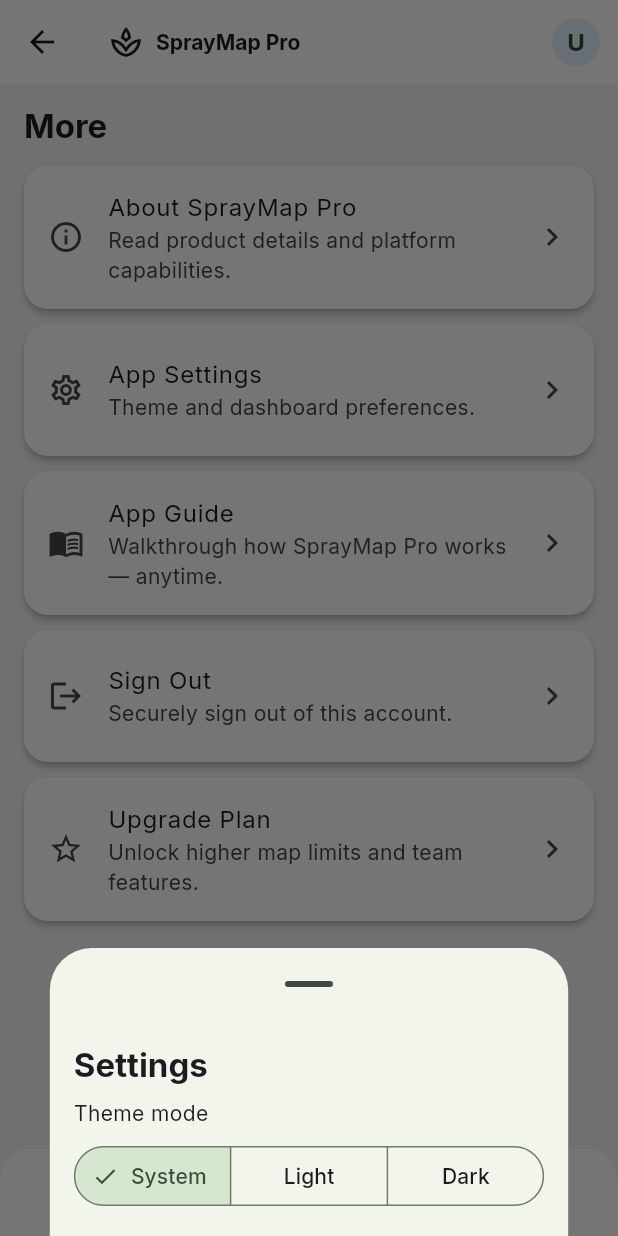
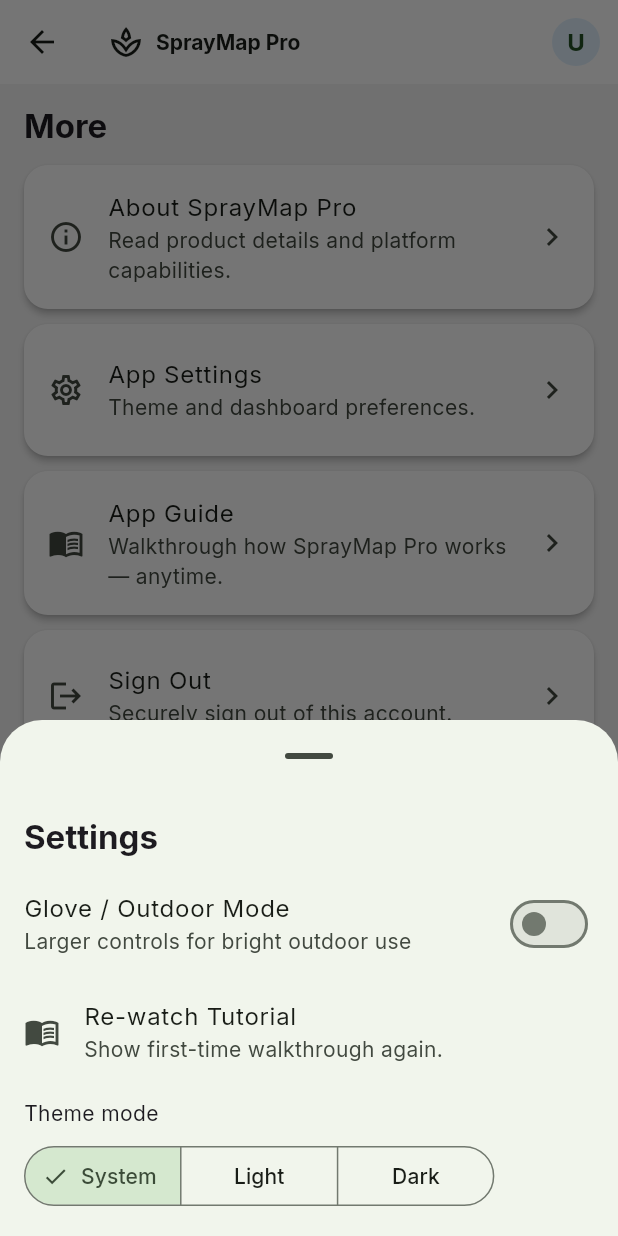
Before and after one commit to Proximateprime/probable-succotash, a Flutter app: the HomeScreen screen opened directly, item 4 of the bottom bar chosen, after a tap on "App Settings", on a phone screen of 412 x 824 dp. Run offline on Flutter 3.47's test engine with Material 3 defaults, Android fonts, the phone set to English and light mode, and no system bars; our stand-ins replace connectivity_plus, file_picker, fl_chart, flutter_animate, flutter_map, geolocator and 13 more; missing offline and left inert: turf; accounts and stored records are empty; network calls fail.

Commit message:
feat: glove/outdoor mode, post-job treatment reminders, onboarding fix, polish

```diff
--- a/lib/screens/home_dashboard.dart
+++ b/lib/screens/home_dashboard.dart
@@ -868,6 +868,7 @@
             overlapThreshold:
                 (latest['overlap_threshold'] as num?)?.toDouble() ??
                     (_userProfile?.overlapThreshold ?? 25),
+            outdoorMode: _outdoorModeEnabled,
           ),
         ),
       );
@@ -959,6 +960,9 @@
       final due = property.nextDue;
       final type = property.treatmentType?.trim();
       if (due == null || type == null || type.isEmpty) continue;
+      // Only show reminder if at least one completed session exists for
+      // this property — before the first job there is no baseline to count from.
+      if (_sessionsForProperty(property.id).isEmpty) continue;
       entries.add(
         _UpcomingTreatmentEntry(
           property: property,
--- a/lib/screens/home_screen.dart
+++ b/lib/screens/home_screen.dart
@@ -4,6 +4,7 @@
 import 'package:latlong2/latlong.dart';
 import 'package:logger/logger.dart';
 import 'package:provider/provider.dart';
+import 'package:shared_preferences/shared_preferences.dart';
 import 'package:url_launcher/url_launcher.dart';
 
 import '../models/property_model.dart';
@@ -40,11 +41,30 @@
   double _totalAcresTracked = 0;
   int _selectedIndex = 0;
   bool _isLoading = true;
+  bool _outdoorModeEnabled = false;
 
   @override
   void initState() {
     super.initState();
+    _loadInteractionPrefs();
     _loadData();
+  }
+
+  Future<void> _loadInteractionPrefs() async {
+    try {
+      final prefs = await SharedPreferences.getInstance();
+      if (!mounted) return;
+      setState(() {
+        _outdoorModeEnabled = prefs.getBool('tracking_outdoor_mode') ?? false;
+      });
+    } catch (_) {}
+  }
+
+  Future<void> _persistInteractionPrefs() async {
+    try {
+      final prefs = await SharedPreferences.getInstance();
+      await prefs.setBool('tracking_outdoor_mode', _outdoorModeEnabled);
+    } catch (_) {}
   }
 
   Future<void> _loadData() async {
@@ -134,7 +154,8 @@
     showModalBottomSheet(
       context: context,
       showDragHandle: true,
-      builder: (context) => SafeArea(
+      builder: (context) => StatefulBuilder(
+        builder: (context, setSheetState) => SafeArea(
           child: Padding(
             padding: const EdgeInsets.all(16),
             child: Column(
@@ -146,6 +167,28 @@
                   style: Theme.of(context).textTheme.titleLarge?.copyWith(
                         fontWeight: FontWeight.w700,
                       ),
+                ),
+                const SizedBox(height: 8),
+                SwitchListTile.adaptive(
+                  contentPadding: EdgeInsets.zero,
+                  title: const Text('Glove / Outdoor Mode'),
+                  subtitle: const Text('Larger controls for bright outdoor use'),
+                  value: _outdoorModeEnabled,
+                  onChanged: (enabled) {
+                    setSheetState(() => _outdoorModeEnabled = enabled);
+                    setState(() => _outdoorModeEnabled = enabled);
+                    _persistInteractionPrefs();
+                  },
+                ),
+                ListTile(
+                  contentPadding: EdgeInsets.zero,
+                  leading: const Icon(Icons.menu_book_outlined),
+                  title: const Text('Re-watch Tutorial'),
+                  subtitle: const Text('Show first-time walkthrough again.'),
+                  onTap: () {
+                    Navigator.pop(context);
+                    _reopenTutorial();
+                  },
                 ),
                 const SizedBox(height: 8),
                 const Text('Theme mode'),
@@ -173,6 +216,16 @@
               ],
             ),
           ),
+        ),
+      ),
+    );
+  }
+
+  void _reopenTutorial() {
+    Navigator.of(context).push(
+      MaterialPageRoute(
+        fullscreenDialog: true,
+        builder: (context) => const OnboardingScreen(isFirstLogin: false),
       ),
     );
   }
@@ -752,7 +805,22 @@
 
   Widget _buildRecentJobsPreview() {
     if (_recentSessions.isEmpty) {
-      return const Text('No sessions yet');
+      return Row(
+        children: [
+          Icon(Icons.history_toggle_off_outlined,
+              size: 16, color: Colors.grey.shade500),
+          const SizedBox(width: 6),
+          Text(
+            'No sessions yet',
+            style: Theme.of(context).textTheme.bodySmall?.copyWith(
+                  color: Theme.of(context)
+                      .colorScheme
+                      .onSurface
+                      .withValues(alpha: 0.55),
+                ),
+          ),
+        ],
+      );
     }
 
     return Column(
@@ -941,7 +1009,8 @@
               ),
             )
           else
-            ..._properties.map((property) {
+            ...List.generate(_properties.length, (index) {
+              final property = _properties[index];
               return Card(
                 elevation: 2,
                 margin: const EdgeInsets.only(bottom: 10),
@@ -977,7 +1046,7 @@
                     ).then((_) => _loadData());
                   },
                 ),
-              );
+              ).animate(delay: (60 * index).ms).fadeIn(duration: 280.ms).slideY(begin: 0.04, end: 0);
             }),
         ],
       ),
```
Also changed, not shown: lib/screens/onboarding_screen.dart (+13 -0 lines), lib/screens/property_detail_screen.dart (+22 -0 lines), lib/screens/tracking_screen.dart (+24 -6 lines). Lines whose indentation alone changed are shown as unchanged.
